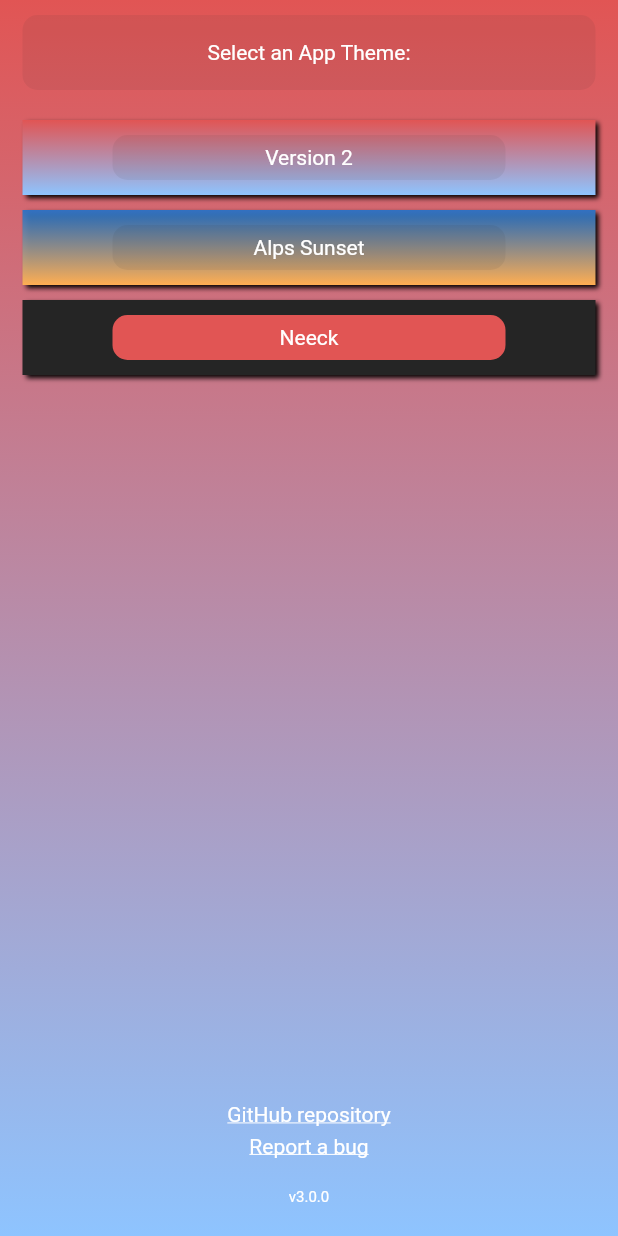
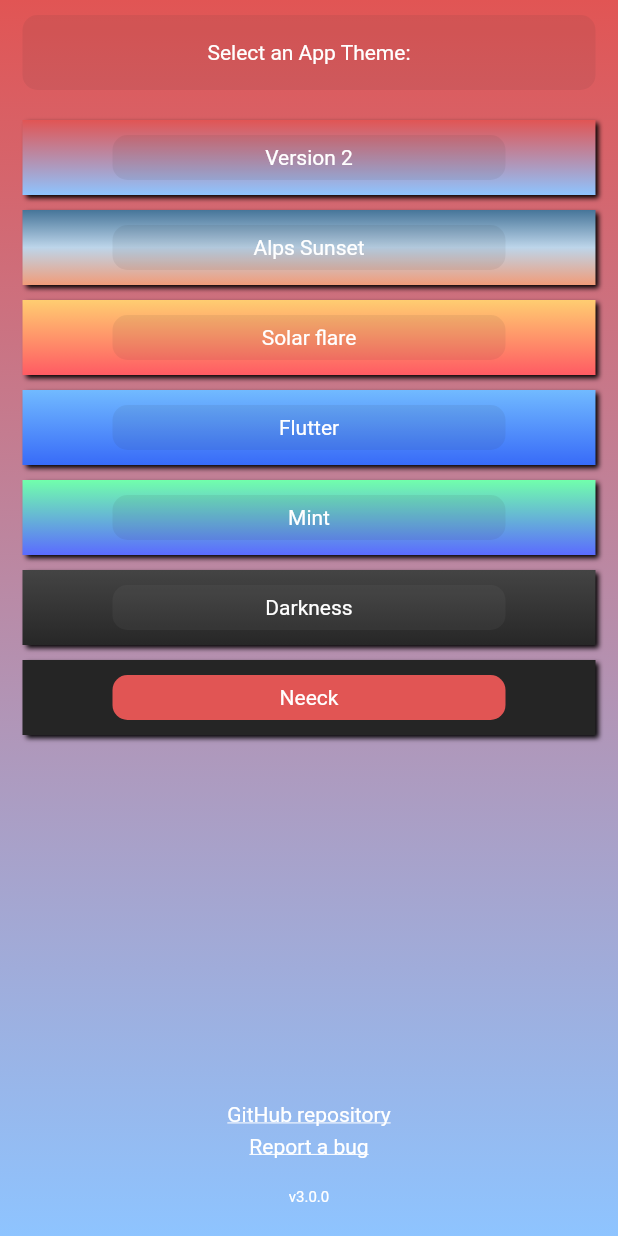
Before and after one commit to rovati/noteapp, a Flutter app: the SettingsPage screen opened directly, on a phone screen of 412 x 824 dp. Run offline on Flutter 3.47's test engine with Material 2 defaults, Android fonts, the phone set to English and light mode, and no system bars; our stand-ins replace package_info_plus, shared_preferences; missing offline and left inert: flutter_archive; accounts and stored records are empty.

Commit message:
Add more themes

```diff
--- a/notes/lib/theme/themes.dart
+++ b/notes/lib/theme/themes.dart
@@ -32,6 +32,10 @@ class AppThemeData {
   static final allThemes = [
     version2,
     alpsSunset,
+    solarFlare,
+    flutter,
+    mint,
+    darkness,
     neeck,
   ];
 
@@ -67,11 +71,104 @@ class AppThemeData {
                 begin: Alignment.topCenter,
                 end: Alignment.bottomCenter,
                 colors: [
-          Color.fromARGB(235, 38, 114, 201),
-          Color.fromARGB(255, 255, 174, 82),
+          Color.fromARGB(0xff, 0x46, 0x75, 0x99),
+          Color.fromARGB(0xff, 0xBD, 0xD5, 0xEA),
+          Color.fromARGB(0xff, 0xf1, 0x9c, 0x79),
         ]))),
     noteTitleBG: const Color.fromARGB(0x13, 0x29, 0x29, 0x29),
     semiTransparentBG: const Color.fromARGB(0x13, 0x29, 0x29, 0x29),
+    toolbarBG: const Color.fromARGB(255, 54, 54, 54),
+    toolbarShade: Colors.black,
+    accentColor: const Color.fromARGB(0xff, 0x46, 0x75, 0x99),
+    secondaryColor: Colors.white,
+    toolbarIconTapColor: const Color.fromARGB(255, 77, 77, 77),
+    toolbarSepColor: Colors.white54,
+  );
+
+  static final solarFlare = AppThemeData(
+    name: 'Solar flare',
+    idx: 2,
+    brightness: Brightness.dark,
+    background: Container(
+        decoration: const BoxDecoration(
+            gradient: LinearGradient(
+                begin: Alignment.topCenter,
+                end: Alignment.bottomCenter,
+                colors: [
+          Color.fromARGB(255, 255, 205, 113),
+          Color.fromARGB(255, 255, 91, 99),
+        ]))),
+    noteTitleBG: const Color.fromARGB(0x13, 0x29, 0x29, 0x29),
+    semiTransparentBG: const Color.fromARGB(0x13, 0x29, 0x29, 0x29),
+    toolbarBG: const Color.fromARGB(255, 54, 54, 54),
+    toolbarShade: Colors.black,
+    accentColor: const Color.fromARGB(255, 255, 91, 99),
+    secondaryColor: Colors.white,
+    toolbarIconTapColor: const Color.fromARGB(255, 77, 77, 77),
+    toolbarSepColor: Colors.white54,
+  );
+
+  static final flutter = AppThemeData(
+    name: 'Flutter',
+    idx: 3,
+    brightness: Brightness.dark,
+    background: Container(
+        decoration: const BoxDecoration(
+            gradient: LinearGradient(
+                begin: Alignment.topCenter,
+                end: Alignment.bottomCenter,
+                colors: [
+          Color.fromARGB(255, 113, 186, 255),
+          Color.fromARGB(255, 56, 107, 248),
+        ]))),
+    noteTitleBG: const Color.fromARGB(0x13, 0x29, 0x29, 0x29),
+    semiTransparentBG: const Color.fromARGB(0x13, 0x29, 0x29, 0x29),
+    toolbarBG: const Color.fromARGB(255, 54, 54, 54),
+    toolbarShade: Colors.black,
+    accentColor: const Color.fromARGB(255, 56, 107, 248),
+    secondaryColor: Colors.white,
+    toolbarIconTapColor: const Color.fromARGB(255, 77, 77, 77),
+    toolbarSepColor: Colors.white54,
+  );
+
+  static final mint = AppThemeData(
+    name: 'Mint',
+    idx: 4,
+    brightness: Brightness.dark,
+    background: Container(
+        decoration: const BoxDecoration(
+            gradient: LinearGradient(
+                begin: Alignment.topCenter,
+                end: Alignment.bottomCenter,
+                colors: [
+          Color.fromARGB(255, 113, 255, 172),
+          Color.fromARGB(255, 91, 107, 255),
+        ]))),
+    noteTitleBG: const Color.fromARGB(0x13, 0x29, 0x29, 0x29),
+    semiTransparentBG: const Color.fromARGB(0x13, 0x29, 0x29, 0x29),
+    toolbarBG: const Color.fromARGB(255, 54, 54, 54),
+    toolbarShade: Colors.black,
+    accentColor: const Color.fromARGB(255, 113, 255, 172),
+    secondaryColor: Colors.white,
+    toolbarIconTapColor: const Color.fromARGB(255, 77, 77, 77),
+    toolbarSepColor: Colors.white54,
+  );
+
+  static final darkness = AppThemeData(
+    name: 'Darkness',
+    idx: 5,
+    brightness: Brightness.dark,
+    background: Container(
+        decoration: const BoxDecoration(
+            gradient: LinearGradient(
+                begin: Alignment.topCenter,
+                end: Alignment.bottomCenter,
+                colors: [
+          Color.fromARGB(255, 68, 68, 68),
+          Color.fromARGB(255, 39, 39, 39),
+        ]))),
+    noteTitleBG: const Color.fromARGB(19, 160, 160, 160),
+    semiTransparentBG: const Color.fromARGB(19, 160, 160, 160),
     toolbarBG: const Color.fromARGB(255, 54, 54, 54),
     toolbarShade: Colors.black,
     accentColor: const Color.fromARGB(0xFF, 0xE1, 0x55, 0x54),
@@ -82,7 +179,7 @@ class AppThemeData {
 
   static final neeck = AppThemeData(
       name: 'Neeck',
-      idx: 2,
+      idx: 6,
       brightness: Brightness.dark,
       background: Container(
         decoration: const BoxDecoration(color: Color.fromARGB(255, 37, 37, 37)),
--- a/notes/lib/widget/sunken_toolbar.dart
+++ b/notes/lib/widget/sunken_toolbar.dart
@@ -125,7 +125,10 @@ class _SunkenToolbarState extends State<SunkenToolbar>
             padding: const EdgeInsets.only(bottom: 10),
             child: IconButton(
               onPressed: _onTapOpenSettings,
-              icon: const Icon(Icons.settings_rounded),
+              icon: Icon(
+                Icons.settings_rounded,
+                color: AppTheme().theme.secondaryColor,
+              ),
             ),
           ),
           Padding(
```
